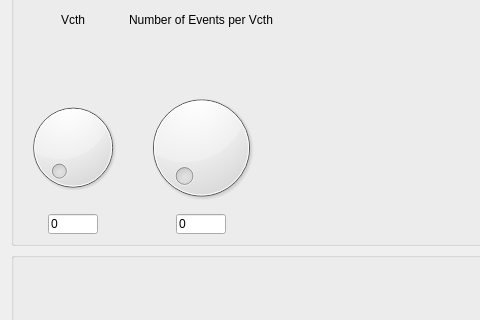
Qt form GUI/View/datatesttab.ui (tristandupree/Ph2_ACF) before a commit; both pictures show x 0 to 480 and y 81 to 401 of the 986 by 659 pixel window.
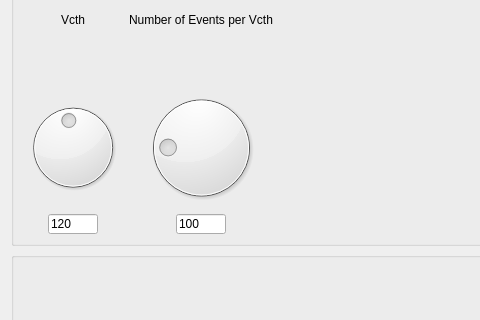
The same form after that commit.

Patch:
```diff
--- a/GUI/View/datatesttab.ui
+++ b/GUI/View/datatesttab.ui
@@ -42,6 +42,9 @@
             <property name="maximum">
              <number>255</number>
             </property>
+            <property name="value">
+             <number>120</number>
+            </property>
             <property name="invertedAppearance">
              <bool>false</bool>
             </property>
@@ -58,6 +61,9 @@
             <property name="maximum">
              <number>500</number>
             </property>
+            <property name="value">
+             <number>100</number>
+            </property>
            </widget>
           </item>
           <item row="2" column="2" alignment="Qt::AlignHCenter">
@@ -69,7 +75,7 @@
              </size>
             </property>
             <property name="text">
-             <string>0</string>
+             <string>120</string>
             </property>
            </widget>
           </item>
@@ -82,7 +88,7 @@
              </size>
             </property>
             <property name="text">
-             <string>0</string>
+             <string>100</string>
             </property>
            </widget>
           </item>
```
